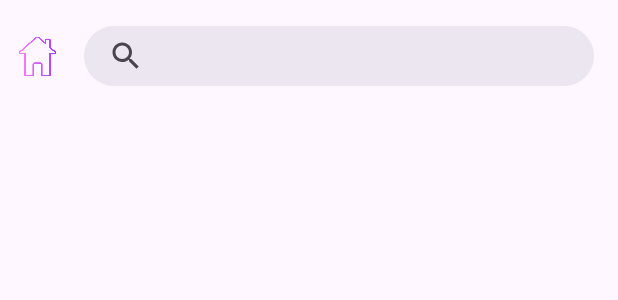
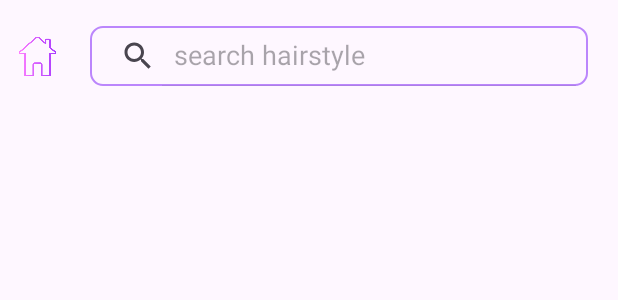
Before and after one commit to ThaiNguyen54/Thesis-TYH-Mobile-Client, an Android app: the layout activity_hairstyle_list_recycler_view.xml on its own in the app's theme, with its tools: preview values and no code run, on a phone screen of 412 x 824 dp. Shown: the top 300 px of the screen. Run offline under Robolectric (Android 15) with nearby library versions, the phone set to English and light mode, and no system bars.

Commit message:
add search function

```diff
--- /dev/null
+++ b/app/src/main/res/drawable/search_bg.xml
@@ -0,0 +1,7 @@
+<?xml version="1.0" encoding="utf-8"?>
+<shape xmlns:android="http://schemas.android.com/apk/res/android">
+
+    <corners android:radius="8dp"/>
+    <stroke android:color="@color/purple_200"
+        android:width="1dp"/>
+</shape>
--- a/app/src/main/res/layout/activity_hairstyle_list_recycler_view.xml
+++ b/app/src/main/res/layout/activity_hairstyle_list_recycler_view.xml
@@ -25,18 +25,23 @@
                 android:id="@+id/img_home"
                 android:layout_width="30dp"
                 android:layout_height="30dp"
-                android:layout_marginLeft="10dp"
+                android:layout_marginStart="10dp"
+                android:layout_marginEnd="20dp"
                 android:src="@drawable/home_ic"
                 app:layout_constraintBottom_toBottomOf="parent"
                 app:layout_constraintStart_toStartOf="parent"
                 app:layout_constraintTop_toTopOf="parent" />
 
-            <com.google.android.material.search.SearchBar
-                android:id="@+id/search_bar"
+            <androidx.appcompat.widget.SearchView
+                android:id="@+id/search_view"
                 android:layout_width="match_parent"
                 android:layout_height="40dp"
+                android:layout_marginEnd="20dp"
                 app:layout_constraintBottom_toTopOf="@id/ln_hairstylelist"
-                app:layout_constraintTop_toTopOf="parent" />
+                app:layout_constraintTop_toTopOf="parent"
+                app:queryHint="search hairstyle"
+                android:background="@drawable/search_bg"
+                app:iconifiedByDefault="false"/>
 
 
         </LinearLayout>
--- a/app/src/main/res/layout/dialog_hairstyle_detail.xml
+++ b/app/src/main/res/layout/dialog_hairstyle_detail.xml
@@ -15,7 +15,7 @@
             <ImageView
                 android:id="@+id/dialog_img"
                 android:layout_width="match_parent"
-                android:layout_height="194dp"
+                android:layout_height="300dp"
                 android:scaleType="centerCrop" />
 
             <LinearLayout
```
Also changed, not shown: app/src/main/java/com/example/tryyourhair/CustomAdapter/HairStyleAdapter.java (+14 -0 lines), app/src/main/java/com/example/tryyourhair/HairStyleRecyclerViewActivity.java (+53 -7 lines), app/src/main/java/com/example/tryyourhair/Models/HairStyle.java (+23 -1 lines), app/src/main/java/com/example/tryyourhair/Models/HairstyleDataCallFromAPI.java (+18 -0 lines), app/src/main/res/layout-v26/activity_card_view_hairstyle.xml (+22 -0 lines), 79 other files.
